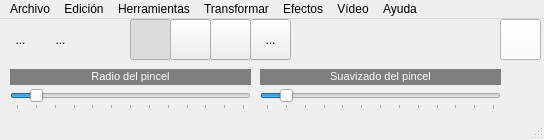
Daniumy/QFotoPaint4, file mainwindow.ui: the form before one commit.
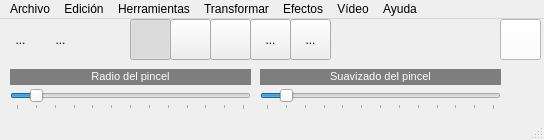
The form after the commit. Icons and pictures are not drawn.

What changed in the file:
```diff
--- a/mainwindow.ui
+++ b/mainwindow.ui
@@ -339,6 +339,29 @@
      <bool>true</bool>
     </property>
    </widget>
+   <widget class="QToolButton" name="toolButton_8">
+    <property name="geometry">
+     <rect>
+      <x>290</x>
+      <y>0</y>
+      <width>41</width>
+      <height>41</height>
+     </rect>
+    </property>
+    <property name="text">
+     <string>...</string>
+    </property>
+    <property name="icon">
+     <iconset resource="recursos.qrc">
+      <normaloff>:/new/prefix1/imagenes/elipse.png</normaloff>:/new/prefix1/imagenes/elipse.png</iconset>
+    </property>
+    <property name="checkable">
+     <bool>true</bool>
+    </property>
+    <property name="autoExclusive">
+     <bool>true</bool>
+    </property>
+   </widget>
   </widget>
   <widget class="QMenuBar" name="menuBar">
    <property name="geometry">
```
Left out of the diff: 20 changed lines with no effect on the pictures.
